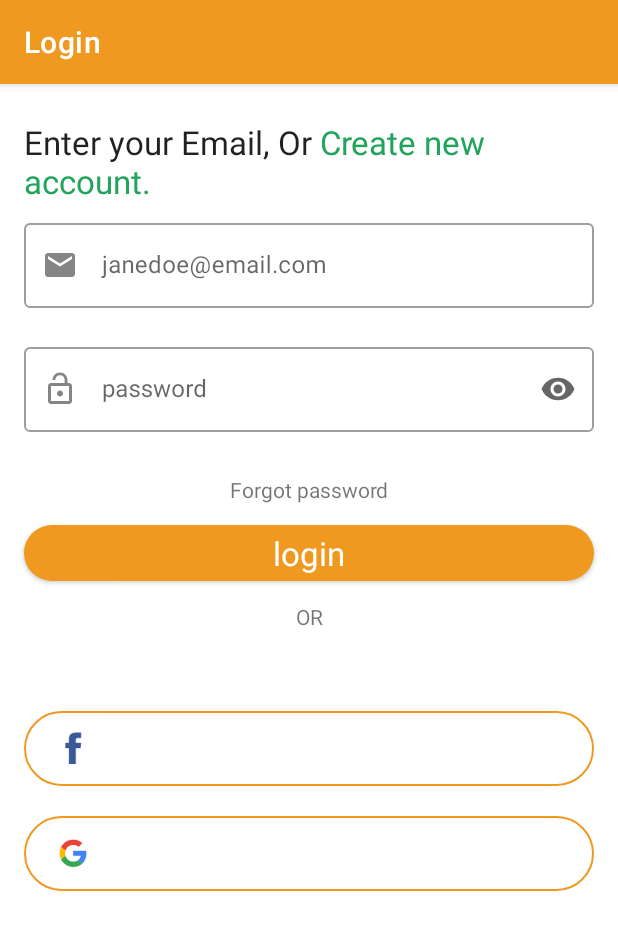
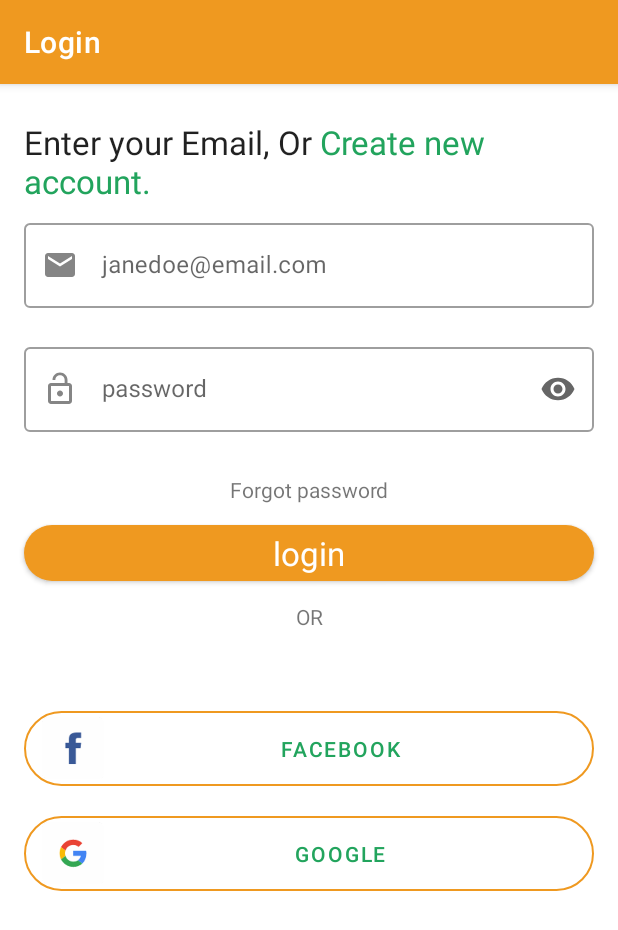
Before and after one commit to ma-za-kpe/FoodAway, an Android app: the LoginFragment screen opened through its navigation route, on a phone screen of 412 x 824 dp. Shown: the top 930 px of the screen. Run offline under Robolectric (Android 15) with nearby library versions, the phone set to English and light mode, and no system bars; our stand-ins replace Timber, navigation-ui.

Commit message:
update login page'

```diff
--- a/app/src/main/res/layout/fragment_login.xml
+++ b/app/src/main/res/layout/fragment_login.xml
@@ -141,6 +141,7 @@
         app:layout_constraintVertical_bias="0.16000003"
         app:layout_constraintVertical_chainStyle="packed"
         app:strokeColor="@color/purple_500"
+        android:text="@string/facebook"
         tools:text="Facebook" />
 
     <com.google.android.material.button.MaterialButton
@@ -159,6 +160,7 @@
         app:layout_constraintStart_toStartOf="@+id/guideline5"
         app:layout_constraintTop_toBottomOf="@+id/log_in_fb"
         app:strokeColor="@color/purple_500"
+        android:text="@string/google"
         tools:text="Google" />
 
 
--- a/app/src/main/res/values/strings.xml
+++ b/app/src/main/res/values/strings.xml
@@ -12,4 +12,6 @@
     <string name="Password">password</string>
     <string name="forgot_password">Forgot password</string>
     <string name="or">OR</string>
+    <string name="facebook">Facebook</string>
+    <string name="google">Google</string>
 </resources>
```
